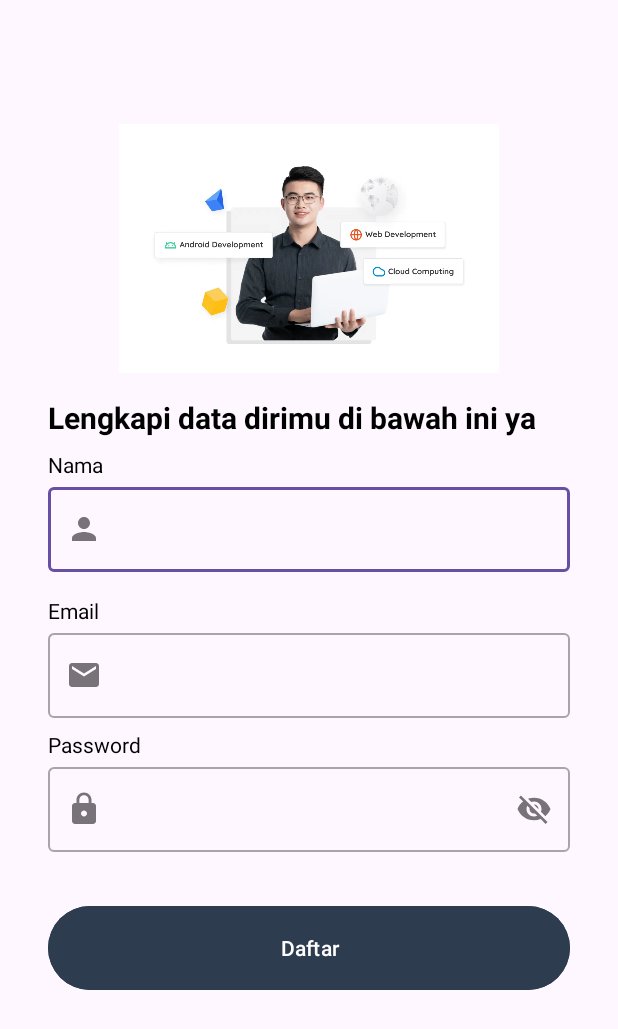
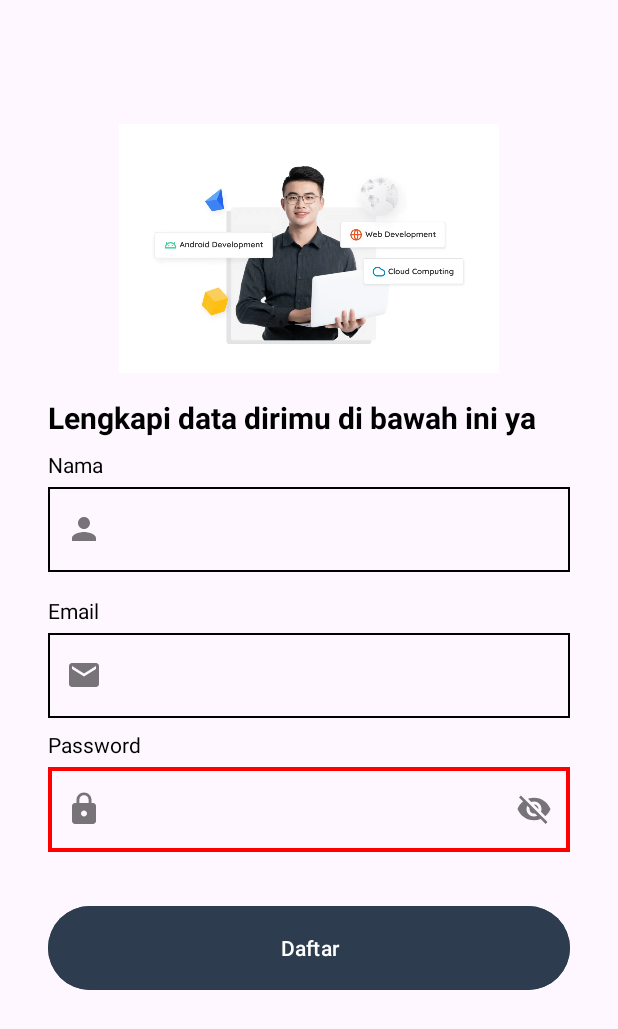
Before and after one commit to hara29/D-Journey, an Android app: the SignupActivity screen opened directly, with no data from a screen before it, after a tap on an icon or button, on a phone screen of 412 x 824 dp. Shown: the top 1029 px of the screen. Run offline under Robolectric (Android 15) with nearby library versions, the phone set to English and light mode, and no system bars; network calls fail.

Commit message:
Membuat custom viewmodel edittext dan menambahkan animation shared elements

```diff
--- /dev/null
+++ b/app/src/main/java/com/dicoding/cindy/storyapp/view/customview/MyEditText.kt
@@ -0,0 +1,87 @@
+package com.dicoding.cindy.storyapp.view.customview
+
+import android.content.Context
+import android.graphics.Canvas
+import android.graphics.Color
+import android.graphics.drawable.Drawable
+import android.graphics.drawable.GradientDrawable
+import android.text.Editable
+import android.text.TextWatcher
+import android.util.AttributeSet
+import android.util.Patterns
+import androidx.appcompat.widget.AppCompatEditText
+
+class MyEditText @JvmOverloads constructor(
+    context: Context, attrs: AttributeSet? = null
+) : AppCompatEditText(context, attrs) {
+    private var isError: Boolean = false
+    private val errorBorderColor: Int = Color.RED
+    private val defaultBorderColor: Int = Color.BLACK
+
+    override fun onDraw(canvas: Canvas) {
+        super.onDraw(canvas)
+        background = if (isError) {
+            getDrawableWithBorder(errorBorderColor, 4)
+        } else {
+            getDrawableWithBorder(defaultBorderColor, 2)
+        }
+    }
+
+    init {
+        // clearButtonImage = ContextCompat.getDrawable(context, R.drawable.ic_close_24) as Drawable
+        // setOnTouchListener(this)
+
+        addTextChangedListener(object : TextWatcher {
+            override fun beforeTextChanged(s: CharSequence, start: Int, count: Int, after: Int) {}
+            override fun onTextChanged(s: CharSequence, start: Int, before: Int, count: Int) {
+                // if (s.toString().isNotEmpty()) showClearButton() else hideClearButton()
+                val text = s.toString()
+
+                when (inputType) {
+                    EMAIL -> {
+                        emailCheck(text)
+                    }
+
+                    PASSWORD -> {
+                        passwordCheck(text)
+                    }
+                }
+            }
+            override fun afterTextChanged(s: Editable) {}
+        })
+    }
+
+
+    private fun emailCheck(text: String){
+        if (!Patterns.EMAIL_ADDRESS.matcher(text).matches()) {
+            error = "Enter a valid email address"
+            isError = true
+        } else {
+            isError = false
+        }
+        invalidate()
+    }
+
+    private fun passwordCheck(text: String){
+        isError = if (text.length < 8) {
+            setError("this field can't be less than 8 character", null)
+            true
+        } else {
+            false
+        }
+        invalidate()
+    }
+
+    private fun getDrawableWithBorder(borderColor: Int, width: Int): Drawable {
+        val shape = GradientDrawable()
+        shape.shape = GradientDrawable.RECTANGLE
+        shape.setStroke(width, borderColor)
+        shape.setColor(Color.TRANSPARENT)
+        return shape
+    }
+
+    companion object {
+        const val EMAIL = 0x00000021
+        const val PASSWORD = 0x00000081
+    }
+}
--- /dev/null
+++ b/app/src/main/res/drawable/ic_close_24.xml
@@ -0,0 +1,5 @@
+<vector xmlns:android="http://schemas.android.com/apk/res/android" android:height="24dp" android:tint="#000000" android:viewportHeight="24" android:viewportWidth="24" android:width="24dp">
+
+    <path android:fillColor="@android:color/white" android:pathData="M19,6.41L17.59,5 12,10.59 6.41,5 5,6.41 10.59,12 5,17.59 6.41,19 12,13.41 17.59,19 19,17.59 13.41,12z"/>
+
+</vector>
--- a/app/src/main/res/layout/activity_detail_story.xml
+++ b/app/src/main/res/layout/activity_detail_story.xml
@@ -10,6 +10,7 @@
 
     <ImageView
         android:id="@+id/iv_detail_photo"
+        android:transitionName="photo"
         android:layout_width="match_parent"
         android:layout_height="200dp"
         android:scaleType="centerCrop"
@@ -20,6 +21,7 @@
 
     <TextView
         android:id="@+id/tv_detail_name"
+        android:transitionName="name"
         android:layout_width="0dp"
         android:layout_height="wrap_content"
         android:layout_marginStart="16dp"
@@ -36,6 +38,7 @@
 
     <TextView
         android:id="@+id/tv_detail_description"
+        android:transitionName="description"
         android:layout_width="0dp"
         android:layout_height="wrap_content"
         android:layout_marginStart="16dp"
--- a/app/src/main/res/layout/activity_login.xml
+++ b/app/src/main/res/layout/activity_login.xml
@@ -71,7 +71,7 @@
         app:layout_constraintTop_toBottomOf="@+id/emailTextView"
         app:startIconDrawable="@drawable/ic_baseline_email_24">
 
-        <com.google.android.material.textfield.TextInputEditText
+        <com.dicoding.cindy.storyapp.view.customview.MyEditText
             android:id="@+id/ed_login_email"
             android:layout_width="match_parent"
             android:layout_height="wrap_content"
--- a/app/src/main/res/layout/activity_signup.xml
+++ b/app/src/main/res/layout/activity_signup.xml
@@ -45,6 +45,16 @@
         app:layout_constraintStart_toStartOf="parent"
         app:layout_constraintTop_toBottomOf="@+id/titleTextView" />
 
+<!--    <com.dicoding.cindy.storyapp.view.customview.MyEditText-->
+<!--        android:id="@+id/ed_register_name"-->
+<!--        android:layout_width="match_parent"-->
+<!--        android:layout_height="wrap_content"-->
+<!--        android:ems="10"-->
+<!--        android:inputType="text"-->
+<!--        app:layout_constraintEnd_toEndOf="parent"-->
+<!--        app:layout_constraintStart_toStartOf="parent"-->
+<!--        app:layout_constraintTop_toBottomOf="@+id/nameTextView"-->
+<!--        app:startIconDrawable="@drawable/ic_baseline_person_24"/>-->
     <com.google.android.material.textfield.TextInputLayout
         android:id="@+id/nameEditTextLayout"
         style="@style/Widget.MaterialComponents.TextInputLayout.OutlinedBox"
@@ -57,7 +67,7 @@
         app:layout_constraintTop_toBottomOf="@+id/nameTextView"
         app:startIconDrawable="@drawable/ic_baseline_person_24">
 
-        <com.google.android.material.textfield.TextInputEditText
+        <com.dicoding.cindy.storyapp.view.customview.MyEditText
             android:id="@+id/ed_register_name"
             android:layout_width="match_parent"
             android:layout_height="wrap_content"
@@ -88,12 +98,12 @@
         app:layout_constraintTop_toBottomOf="@+id/emailTextView"
         app:startIconDrawable="@drawable/ic_baseline_email_24">
 
-        <com.google.android.material.textfield.TextInputEditText
+        <com.dicoding.cindy.storyapp.view.customview.MyEditText
             android:id="@+id/ed_register_email"
             android:layout_width="match_parent"
-            android:layout_height="wrap_content"
+            android:layout_height="match_parent"
             android:ems="10"
-            android:inputType="textEmailAddress" />
+            android:inputType="textEmailAddress"/>
     </com.google.android.material.textfield.TextInputLayout>
 
     <TextView
@@ -120,10 +130,10 @@
         app:layout_constraintTop_toBottomOf="@+id/passwordTextView"
         app:startIconDrawable="@drawable/ic_baseline_lock_24">
 
-        <com.google.android.material.textfield.TextInputEditText
+        <com.dicoding.cindy.storyapp.view.customview.MyEditText
             android:id="@+id/ed_register_password"
             android:layout_width="match_parent"
-            android:layout_height="wrap_content"
+            android:layout_height="match_parent"
             android:ems="10"
             android:inputType="textPassword" />
     </com.google.android.material.textfield.TextInputLayout>
--- a/app/src/main/res/layout/item_stories.xml
+++ b/app/src/main/res/layout/item_stories.xml
@@ -45,12 +45,13 @@
             android:id="@+id/tv_item_desc"
             android:layout_width="0dp"
             android:layout_height="wrap_content"
+            android:textSize="16sp"
             android:layout_marginStart="16dp"
             android:layout_marginTop="8dp"
             android:layout_marginEnd="16dp"
             android:layout_marginBottom="16dp"
             android:ellipsize="end"
-            android:maxLines="3"
+            android:maxLines="1"
             app:layout_constraintBottom_toBottomOf="parent"
             app:layout_constraintEnd_toEndOf="parent"
             app:layout_constraintStart_toStartOf="parent"
--- a/app/src/main/res/values/colors.xml
+++ b/app/src/main/res/values/colors.xml
@@ -4,4 +4,6 @@
     <color name="white">#FFFFFFFF</color>
 
     <color name="navy">#2D3D4F</color>
+    <color name="pink_500">#D81B60</color>
+    <color name="pink_200">#FF8FAF</color>
 </resources>
```
Also changed, not shown: app/src/main/java/com/dicoding/cindy/storyapp/view/customview/MyButton.kt (added, +33 -0 lines), app/src/main/java/com/dicoding/cindy/storyapp/view/main/MainActivity.kt (+1 -8 lines), app/src/main/java/com/dicoding/cindy/storyapp/view/main/StoryAdapter.kt (+20 -7 lines), app/src/main/res/drawable/edit_text_border.xml (added, +9 -0 lines).
